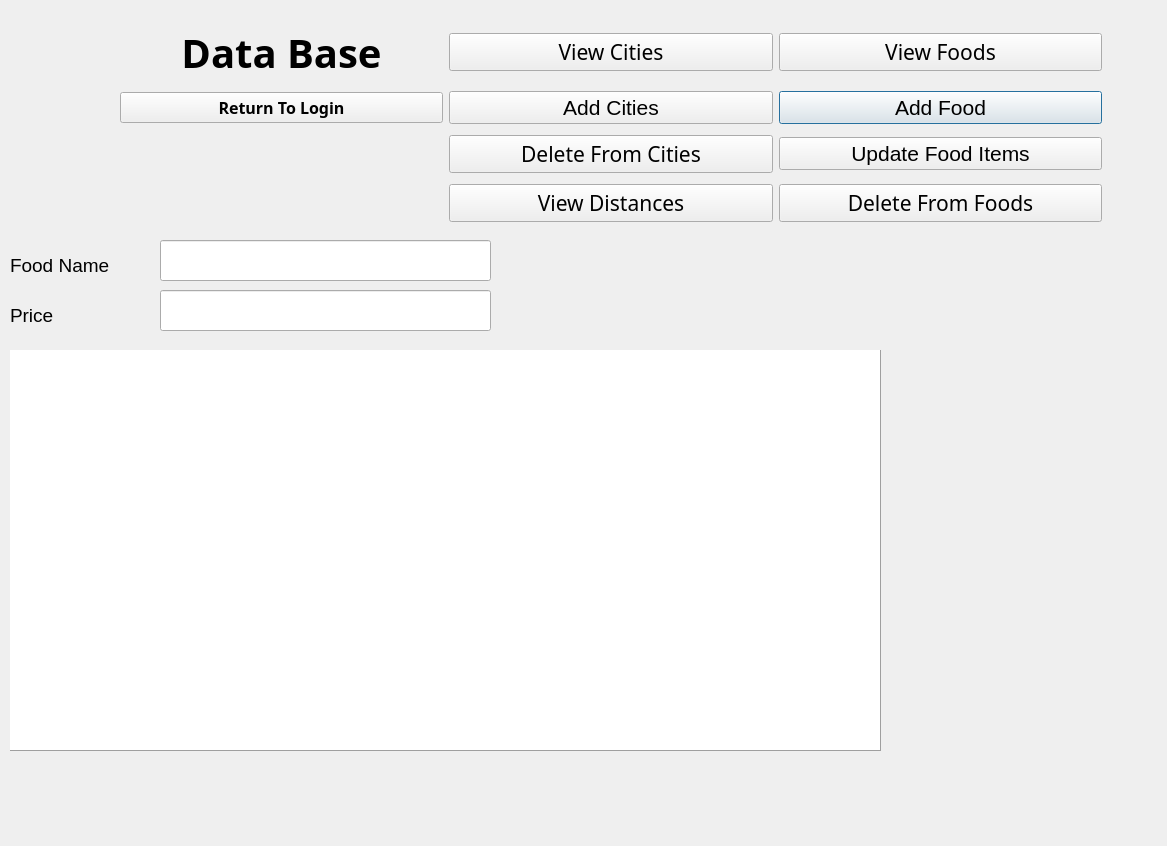
Old version of the form administrator.ui in the repository tsukidan/CS1D-Project-1.
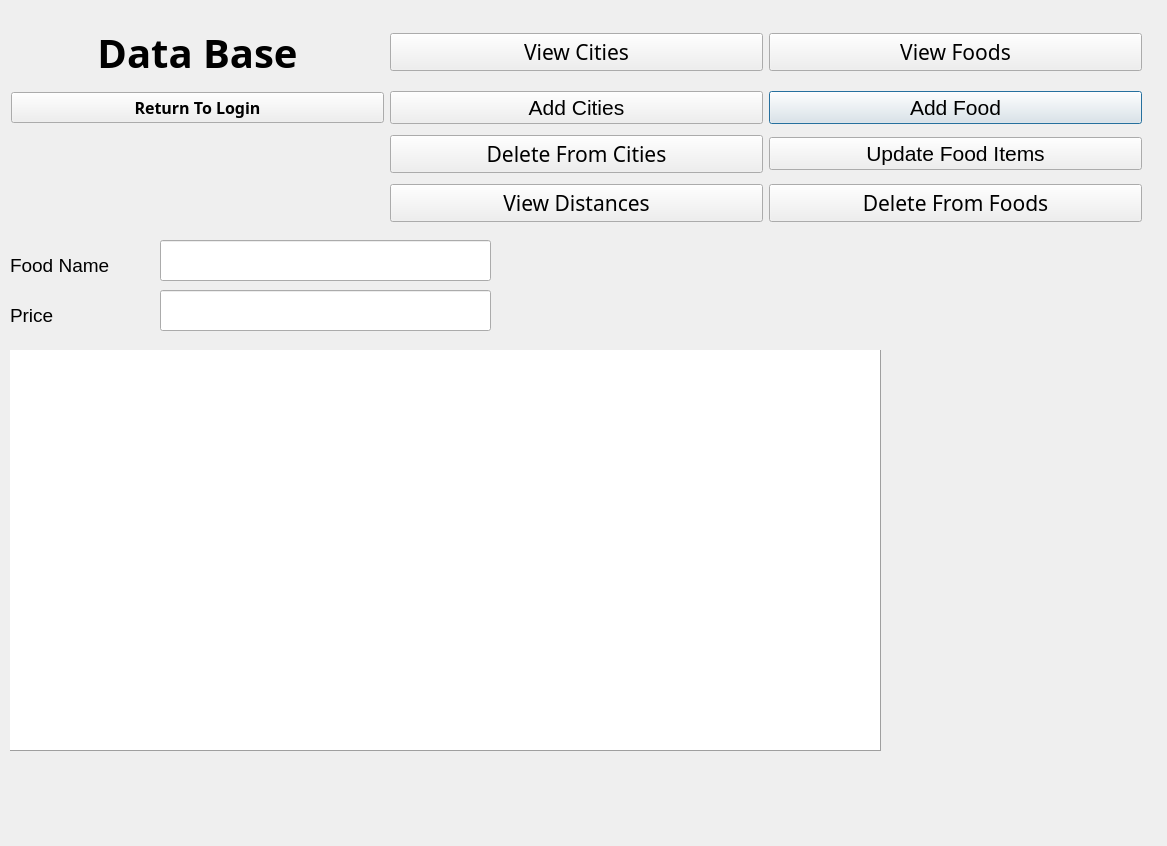
New version of the form.

```diff
--- a/administrator.ui
+++ b/administrator.ui
@@ -24,9 +24,9 @@
    </property>
    <property name="geometry">
     <rect>
-     <x>120</x>
+     <x>11</x>
      <y>20</y>
-     <width>982</width>
+     <width>1131</width>
      <height>207</height>
     </rect>
    </property>
```
